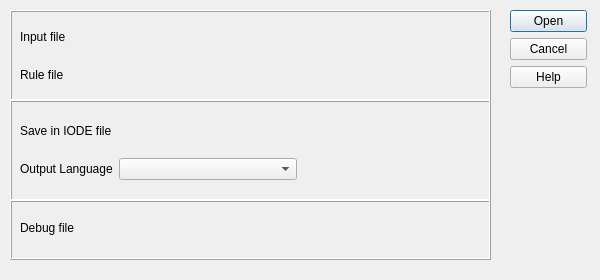
Qt form gui/iode_gui/menu/file/file_import_comments.ui (plan-be/iode) before a commit.
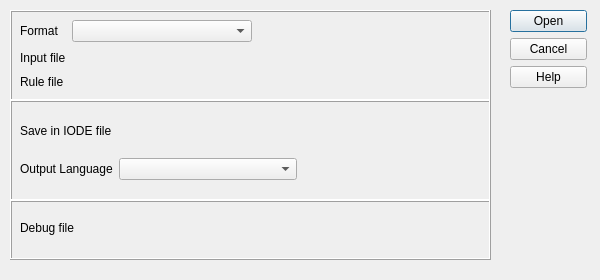
The same form after that commit. Icons and pictures are not drawn. Custom widgets are drawn as their Qt base class.

Commit message: GUI PYTHON: (file_import_comments.py/ui)             - finished to implement the MenuFileImportComments class

The edit to the form file:
```diff
--- a/gui/iode_gui/menu/file/file_import_comments.ui
+++ b/gui/iode_gui/menu/file/file_import_comments.ui
@@ -63,23 +63,7 @@
      </rect>
     </property>
     <layout class="QGridLayout" name="gridLayout">
-     <item row="0" column="0">
-      <widget class="QLabel" name="label_input_file">
-       <property name="sizePolicy">
-        <sizepolicy hsizetype="Minimum" vsizetype="Preferred">
-         <horstretch>0</horstretch>
-         <verstretch>0</verstretch>
-        </sizepolicy>
-       </property>
-       <property name="text">
-        <string>Input file</string>
-       </property>
-      </widget>
-     </item>
-     <item row="0" column="1" colspan="2">
-      <widget class="IodeFileChooser" name="fileChooser_input_file" native="true"/>
-     </item>
-     <item row="1" column="0">
+     <item row="2" column="0">
       <widget class="QLabel" name="label_rule_file">
        <property name="sizePolicy">
         <sizepolicy hsizetype="Minimum" vsizetype="Preferred">
@@ -93,8 +77,54 @@
       </widget>
      </item>
      <item row="1" column="1" colspan="2">
+      <widget class="IodeFileChooser" name="fileChooser_input_file" native="true"/>
+     </item>
+     <item row="2" column="1" colspan="2">
       <widget class="IodeFileChooser" name="fileChooser_rule_file" native="true"/>
      </item>
+     <item row="1" column="0">
+      <widget class="QLabel" name="label_input_file">
+       <property name="sizePolicy">
+        <sizepolicy hsizetype="Minimum" vsizetype="Preferred">
+         <horstretch>0</horstretch>
+         <verstretch>0</verstretch>
+        </sizepolicy>
+       </property>
+       <property name="text">
+        <string>Input file</string>
+       </property>
+      </widget>
+     </item>
+     <item row="0" column="0">
+      <widget class="QLabel" name="label_format">
+       <property name="text">
+        <string>Format</string>
+       </property>
+      </widget>
+     </item>
+     <item row="0" column="1">
+      <widget class="QComboBox" name="comboBox_format">
+       <property name="minimumSize">
+        <size>
+         <width>180</width>
+         <height>0</height>
+        </size>
+       </property>
+      </widget>
+     </item>
+     <item row="0" column="2">
+      <spacer name="horizontalSpacer">
+       <property name="orientation">
+        <enum>Qt::Horizontal</enum>
+       </property>
+       <property name="sizeHint" stdset="0">
+        <size>
+         <width>40</width>
+         <height>20</height>
+        </size>
+       </property>
+      </spacer>
+     </item>
     </layout>
    </widget>
   </widget>
```
Left out of the diff: 8 changed lines with no effect on the pictures. The commit also changes 1 other file.
